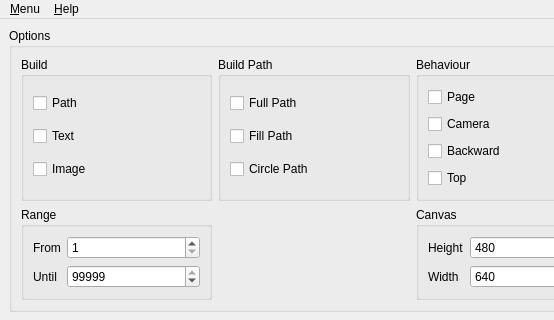
fpermana/svgbuild-gui, file ui/MainWindow.ui: the form before one commit; both pictures show x 0 to 554 and y 0 to 320 of the 1000 by 600 pixel window.
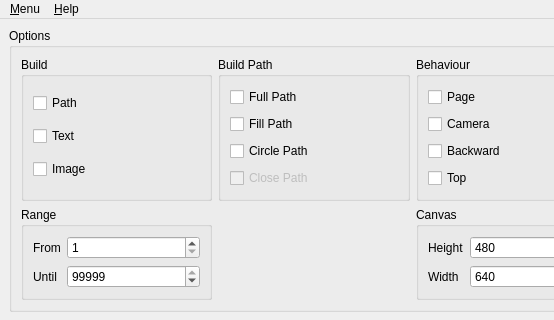
The form after the commit. Icons and pictures are not drawn.

Commit message: close path

Diff of the .ui file:
```diff
--- a/ui/MainWindow.ui
+++ b/ui/MainWindow.ui
@@ -464,6 +464,16 @@
             </property>
            </widget>
           </item>
+          <item>
+           <widget class="QCheckBox" name="closePathCheckBox">
+            <property name="enabled">
+             <bool>false</bool>
+            </property>
+            <property name="text">
+             <string>Close Path</string>
+            </property>
+           </widget>
+          </item>
          </layout>
         </widget>
        </item>
```
Left out of the diff: 16 changed lines with no effect on the pictures. The commit also changes 4 other files.
